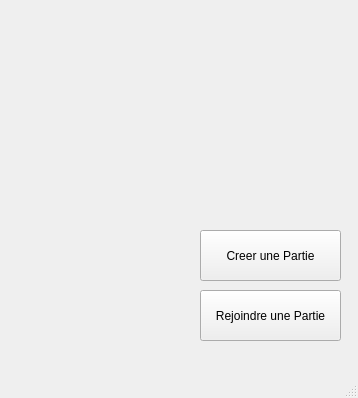
Above: code/Game1/vue/qbomberman.ui from CQuentin/QBomberMan before the change. Below: the same form after it.
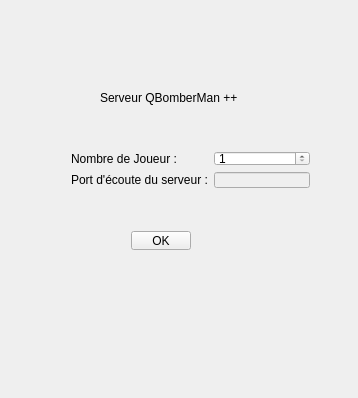
That is the form after the change.

Commit message: Mise à jour du client pour entrer une adresse ip pour se connecter au serveur.

```diff
--- a/code/Game1/vue/qbomberman.ui
+++ b/code/Game1/vue/qbomberman.ui
@@ -26,11 +26,24 @@
    <string>QBomberMan++ - Accueil</string>
   </property>
   <widget class="QWidget" name="centralWidget">
+   <widget class="QStackedWidget" name="stackedWidget">
+    <property name="geometry">
+     <rect>
+      <x>0</x>
+      <y>10</y>
+      <width>351</width>
+      <height>401</height>
+     </rect>
+    </property>
+    <property name="currentIndex">
+     <number>1</number>
+    </property>
+    <widget class="QWidget" name="AccueilJeu">
    <widget class="QPushButton" name="creerPartie">
     <property name="geometry">
      <rect>
-      <x>200</x>
-      <y>230</y>
+        <x>190</x>
+        <y>200</y>
       <width>141</width>
       <height>51</height>
      </rect>
@@ -42,11 +55,11 @@
      <string>Creer une Partie</string>
     </property>
    </widget>
-   <widget class="QPushButton" name="rejoindrePartie">
+     <widget class="QPushButton" name="rejoindreChannel">
     <property name="geometry">
      <rect>
-      <x>200</x>
-      <y>290</y>
+        <x>190</x>
+        <y>270</y>
       <width>141</width>
       <height>51</height>
      </rect>
@@ -59,17 +72,131 @@
     </property>
    </widget>
   </widget>
-  <widget class="QMenuBar" name="menuBar">
+    <widget class="QWidget" name="CreerPartie">
+     <widget class="QWidget" name="formLayoutWidget_2">
    <property name="geometry">
     <rect>
-     <x>0</x>
-     <y>0</y>
-     <width>358</width>
-     <height>19</height>
-    </rect>
-   </property>
-  </widget>
-  <widget class="QStatusBar" name="statusBar"/>
+        <x>60</x>
+        <y>130</y>
+        <width>261</width>
+        <height>59</height>
+       </rect>
+      </property>
+      <layout class="QFormLayout" name="formLayout_2">
+       <property name="fieldGrowthPolicy">
+        <enum>QFormLayout::AllNonFixedFieldsGrow</enum>
+       </property>
+       <item row="2" column="1">
+        <widget class="QLineEdit" name="portLigneEdit">
+         <property name="enabled">
+          <bool>false</bool>
+         </property>
+         <property name="inputMethodHints">
+          <set>Qt::ImhDigitsOnly</set>
+         </property>
+         <property name="readOnly">
+          <bool>true</bool>
+         </property>
+        </widget>
+       </item>
+       <item row="2" column="0">
+        <widget class="QLabel" name="portLabel">
+         <property name="text">
+          <string>Port d'écoute du serveur :</string>
+         </property>
+        </widget>
+       </item>
+       <item row="1" column="0">
+        <widget class="QLabel" name="nbjLabel">
+         <property name="text">
+          <string>Nombre de Joueur :</string>
+         </property>
+        </widget>
+       </item>
+       <item row="1" column="1">
+        <widget class="QSpinBox" name="nbJSpinBox">
+         <property name="minimum">
+          <number>1</number>
+         </property>
+        </widget>
+       </item>
+      </layout>
+     </widget>
+     <widget class="QWidget" name="horizontalLayoutWidget">
+      <property name="geometry">
+       <rect>
+        <x>120</x>
+        <y>210</y>
+        <width>82</width>
+        <height>41</height>
+       </rect>
+      </property>
+      <layout class="QHBoxLayout" name="horizontalLayout">
+       <item>
+        <widget class="QPushButton" name="okButton">
+         <property name="text">
+          <string>OK</string>
+         </property>
+        </widget>
+       </item>
+      </layout>
+     </widget>
+     <widget class="QLabel" name="titleLabel">
+      <property name="geometry">
+       <rect>
+        <x>100</x>
+        <y>80</y>
+        <width>141</width>
+        <height>16</height>
+       </rect>
+      </property>
+      <property name="text">
+       <string>Serveur QBomberMan ++</string>
+      </property>
+     </widget>
+    </widget>
+    <widget class="QWidget" name="RejoindrePartie">
+     <widget class="QWidget" name="formLayoutWidget">
+      <property name="geometry">
+       <rect>
+        <x>80</x>
+        <y>150</y>
+        <width>160</width>
+        <height>41</height>
+       </rect>
+      </property>
+      <layout class="QFormLayout" name="formLayout">
+       <property name="fieldGrowthPolicy">
+        <enum>QFormLayout::AllNonFixedFieldsGrow</enum>
+       </property>
+       <item row="0" column="0">
+        <widget class="QLabel" name="ipLabel">
+         <property name="text">
+          <string>IP :</string>
+         </property>
+        </widget>
+       </item>
+       <item row="0" column="1">
+        <widget class="QLineEdit" name="ipLineEdit"/>
+       </item>
+      </layout>
+     </widget>
+     <widget class="QPushButton" name="rejoindreBtn">
+      <property name="geometry">
+       <rect>
+        <x>120</x>
+        <y>240</y>
+        <width>81</width>
+        <height>22</height>
+       </rect>
+      </property>
+      <property name="text">
+       <string>Rejoindre</string>
+      </property>
+     </widget>
+    </widget>
+   </widget>
+  </widget>
  </widget>
  <layoutdefault spacing="6" margin="11"/>
  <resources/>
```
Lines whose indentation alone changed are shown as unchanged. The commit also changes 5 other files.
